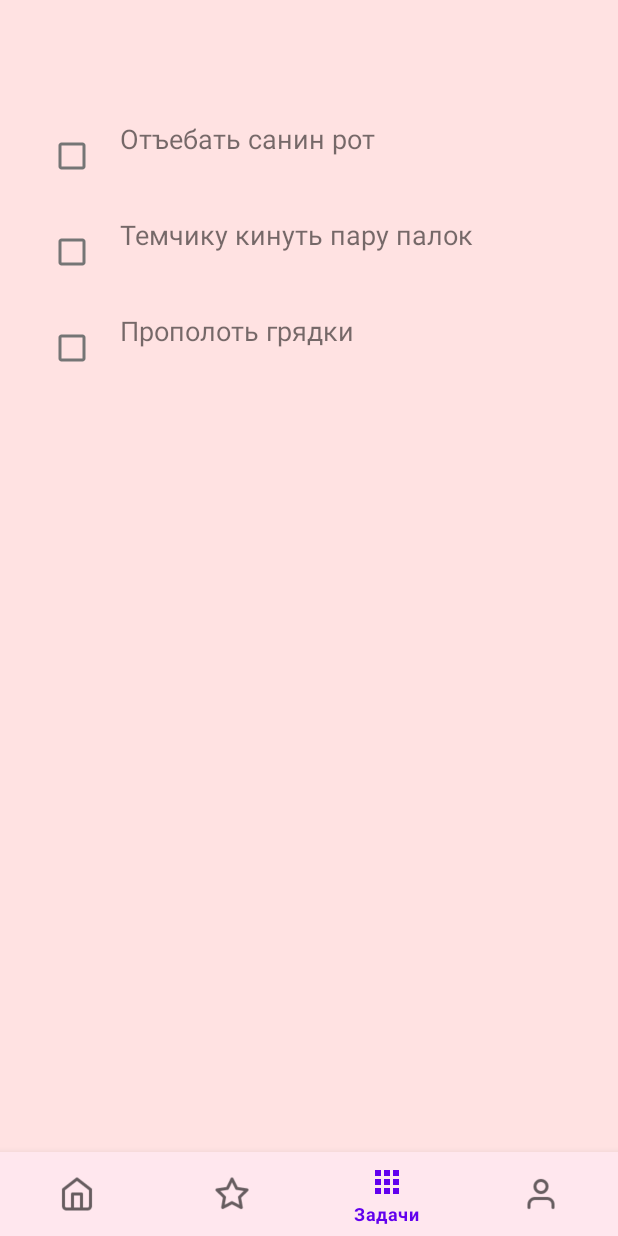
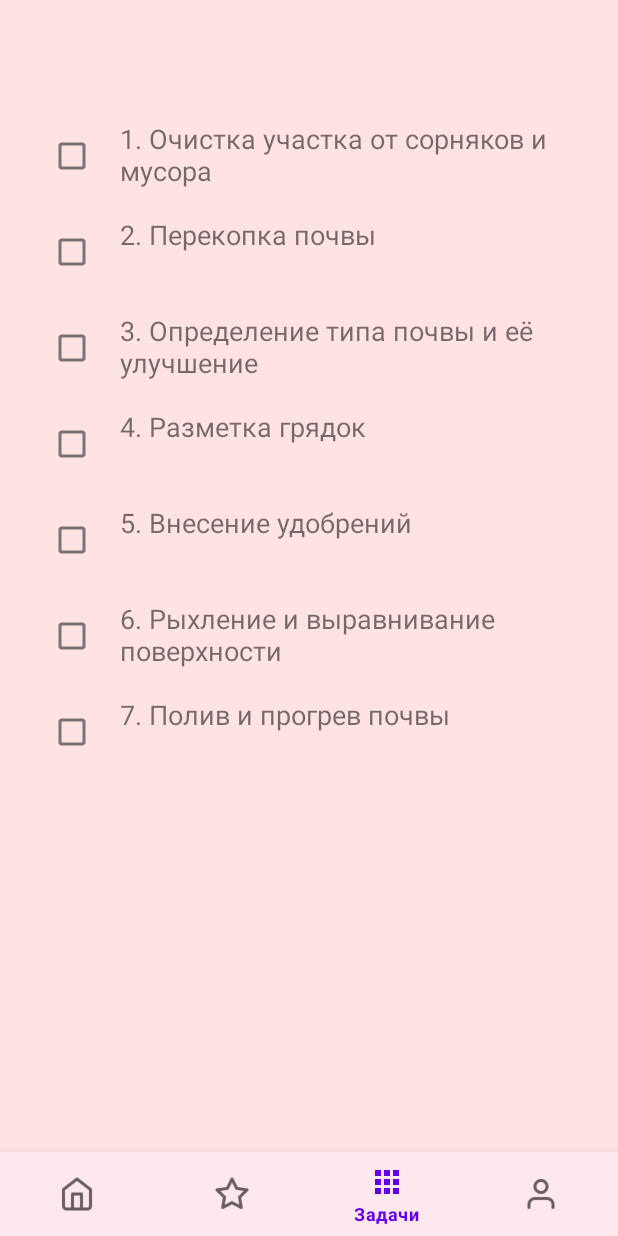
Before and after one commit to baskak56/sadik, an Android app: the NotificationsFragment screen opened through its navigation route, on a phone screen of 412 x 824 dp. Run offline under Robolectric (Android 15) with nearby library versions, the phone set to English and light mode, and no system bars; our stand-ins replace navigation-ui; libraries missing offline, so code that uses them is left out: com.prolificinteractive.materialcalendarview; 3 statements that could not run were skipped.

Commit message:
Доработки

```diff
--- a/app/src/main/java/com/example/myapplication/ui/notifications/NotificationsFragment.kt
+++ b/app/src/main/java/com/example/myapplication/ui/notifications/NotificationsFragment.kt
@@ -14,8 +14,6 @@ class NotificationsFragment : Fragment() {
 
     private var _binding: FragmentNotificationsBinding? = null
 
-    // This property is only valid between onCreateView and
-    // onDestroyView.
     private val binding get() = _binding!!
 
     override fun onCreateView(
@@ -28,9 +26,14 @@ class NotificationsFragment : Fragment() {
 
         val recyclerView = binding.taskRecyclerView
         val tasks = mutableListOf(
-            Task("Отъебать санин рот ", false),
-            Task("Темчику кинуть пару палок", false),
-            Task("Прополоть грядки", false)
+            Task("1. Очистка участка от сорняков и мусора", false),
+            Task("2. Перекопка почвы", false),
+            Task("3. Определение типа почвы и её улучшение", false),
+            Task("4. Разметка грядок", false),
+            Task("5. Внесение удобрений", false),
+            Task("6. Рыхление и выравнивание поверхности", false),
+            Task("7. Полив и прогрев почвы", false),
+
         )
 
         val adapter = TaskAdapter(tasks)
--- a/app/src/main/res/values/colors.xml
+++ b/app/src/main/res/values/colors.xml
@@ -9,5 +9,5 @@
     <color name="white">#FFFFFFFF</color>
     <color name="red">#FF0000</color>
     <color name="blue">#0000FF</color>
-    <color name="green">#00FF00</color>
+    <color name="green">#3DA63D</color>
 </resources>
```
Also changed, not shown: app/src/main/java/com/example/myapplication/ui/home/DateActivity.kt (+5 -2 lines), app/src/main/java/com/example/myapplication/ui/home/HomeFragment.kt (+4 -4 lines), app/src/main/res/layout/fragment_home.xml (+11 -11 lines).
